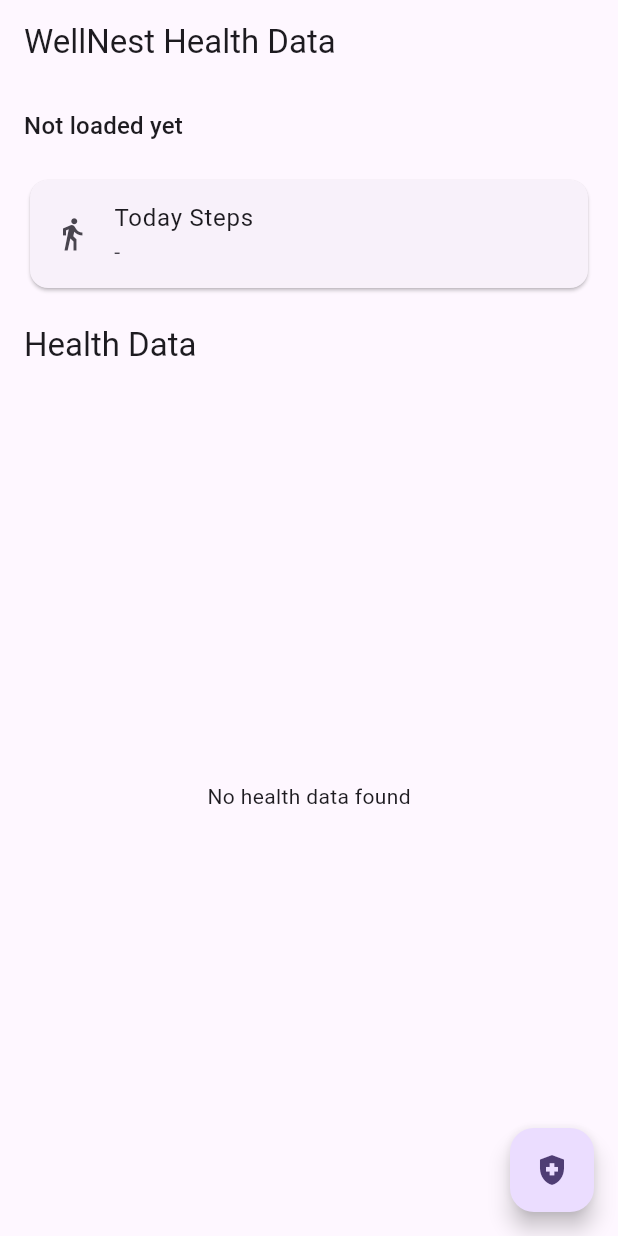
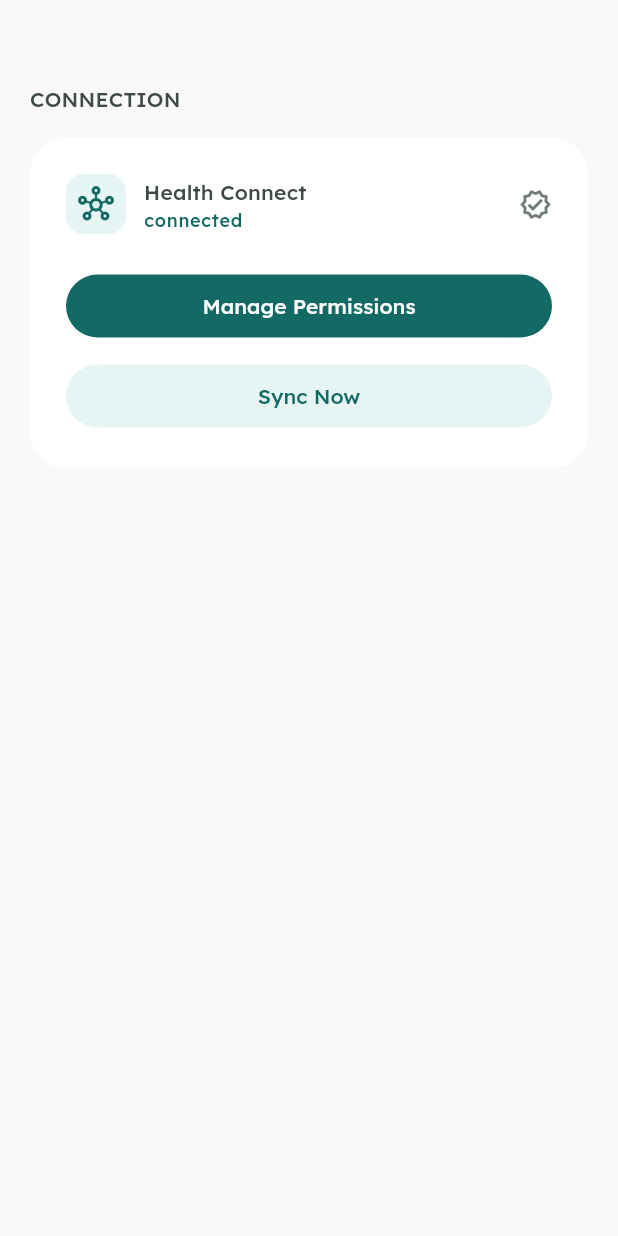
Before and after one commit to far555na/wellnest, a Flutter app: the screen it shows after launch, on a phone screen of 412 x 824 dp. Run offline on Flutter 3.47's test engine with Material 3 defaults, Android fonts, the phone set to English and light mode, and no system bars; our stand-ins replace google_fonts, permission_handler; missing offline and left inert: health.

Commit message:
feat: add theme and add health connect uxui

```diff
--- a/lib/main.dart
+++ b/lib/main.dart
@@ -1,5 +1,7 @@
 import 'package:flutter/material.dart';
+import 'package:wellnest/pages/settings_page.dart';
 import 'package:wellnest/services/health_service.dart';
+import 'package:wellnest/theme/app_theme.dart';
 
 void main() {
   runApp(const MyApp());
@@ -12,8 +14,9 @@
   Widget build(BuildContext context) {
     return MaterialApp(
       title: 'Flutter Demo',
-      theme: ThemeData(colorScheme: .fromSeed(seedColor: Colors.deepPurple)),
-      home: const MyHomePage(title: 'Flutter Demo Home Page'),
+      debugShowCheckedModeBanner: false,
+      theme: AppTheme.lightTheme,
+      home: SettingsPage(),
     );
   }
 }
--- /dev/null
+++ b/lib/pages/settings_page.dart
@@ -0,0 +1,142 @@
+import 'package:flutter/material.dart';
+
+class SettingsPage extends StatefulWidget {
+  const SettingsPage({super.key});
+
+  @override
+  State<SettingsPage> createState() => _SettingsPageState();
+}
+
+class _SettingsPageState extends State<SettingsPage> {
+  @override
+  Widget build(BuildContext context) {
+    return Scaffold(
+      appBar: AppBar(),
+      body: Padding(
+        padding: EdgeInsetsGeometry.symmetric(horizontal: 20),
+        child: SingleChildScrollView(
+          child: Column(
+            crossAxisAlignment: CrossAxisAlignment.start,
+            children: [
+              Text(
+                "CONNECTION",
+                style: Theme.of(context).textTheme.labelMedium,
+              ),
+              SizedBox(height: 16),
+              Container(
+                decoration: BoxDecoration(
+                  color: Theme.of(context).colorScheme.onPrimary,
+                  borderRadius: BorderRadius.circular(24),
+                ),
+                child: Padding(
+                  padding: EdgeInsetsGeometry.all(24),
+                  child: Column(
+                    children: [
+                      Row(
+                        mainAxisAlignment: MainAxisAlignment.spaceBetween,
+                        children: [
+                          Row(
+                            children: [
+                              Container(
+                                width: 40,
+                                height: 40,
+                                decoration: BoxDecoration(
+                                  color: Theme.of(context)
+                                      .colorScheme
+                                      .primaryContainer
+                                      .withValues(alpha: 0.2),
+                                  borderRadius: BorderRadius.circular(12),
+                                ),
+                                child: Center(
+                                  child: Icon(
+                                    Icons.hub_outlined,
+                                    color: Theme.of(
+                                      context,
+                                    ).colorScheme.primary,
+                                    size: 24,
+                                  ),
+                                ),
+                              ),
+
+                              SizedBox(width: 12),
+
+                              Column(
+                                crossAxisAlignment: CrossAxisAlignment.start,
+                                children: [
+                                  Text(
+                                    "Health Connect",
+                                    style: Theme.of(
+                                      context,
+                                    ).textTheme.labelMedium,
+                                  ),
+                                  Text(
+                                    "connected",
+                                    style: Theme.of(context)
+                                        .textTheme
+                                        .labelSmall!
+                                        .copyWith(
+                                          color: Theme.of(
+                                            context,
+                                          ).colorScheme.primary,
+                                        ),
+                                  ),
+                                ],
+                              ),
+                            ],
+                          ),
+
+                          Icon(
+                            Icons.verified_outlined,
+                            color: Theme.of(context).colorScheme.outline,
+                            size: 22,
+                          ),
+                        ],
+                      ),
+
+                      SizedBox(height: 24),
+
+                      Column(
+                        children: [
+                          SizedBox(
+                            width: double.infinity,
+                            child: FilledButton(
+                              onPressed: () {},
+                              style: FilledButton.styleFrom(
+                                padding: const EdgeInsets.symmetric(
+                                  vertical: 12,
+                                ),
+                              ),
+                              child: const Text('Manage Permissions'),
+                            ),
+                          ),
+                          SizedBox(height: 12),
+                          SizedBox(
+                            width: double.infinity,
+                            child: FilledButton(
+                              onPressed: () {},
+                              style: FilledButton.styleFrom(
+                                backgroundColor: Theme.of(context)
+                                      .colorScheme
+                                      .primaryContainer
+                                      .withValues(alpha: 0.2),
+                                foregroundColor: Theme.of(context).colorScheme.primary,
+                                padding: const EdgeInsets.symmetric(
+                                  vertical: 12,
+                                ),
+                              ),
+                              child: const Text('Sync Now'),
+                            ),
+                          ),
+                        ],
+                      ),
+                    ],
+                  ),
+                ),
+              ),
+            ],
+          ),
+        ),
+      ),
+    );
+  }
+}
--- /dev/null
+++ b/lib/theme/app_theme.dart
@@ -0,0 +1,249 @@
+import 'package:flutter/material.dart';
+import 'package:google_fonts/google_fonts.dart';
+
+class AppTheme {
+  static const Color primary = Color(0xFF136964);
+  static const Color onPrimary = Color(0xFFFFFFFF);
+
+  static const Color primaryContainer = Color(0xFF80CBC4);
+  static const Color onPrimaryContainer = Color(0xFF005652);
+
+  static const Color secondary = Color(0xFF526069);
+  static const Color secondaryContainer = Color(0xFFD3E2ED);
+
+  static const Color tertiary = Color(0xFF7B5549);
+  static const Color tertiaryContainer = Color(0xFFE4B3A4);
+
+  static const Color background = Color(0xFFF9F9F9);
+  static const Color surface = Color(0xFFF9F9F9);
+  static const Color surfaceContainer = Color(0xFFEEEEEE);
+  static const Color surfaceContainerLow = Color(0xFFF3F3F3);
+  static const Color surfaceContainerHighest = Color(0xFFE2E2E2);
+
+  static const Color onSurface = Color(0xFF1A1C1C);
+  static const Color onSurfaceVariant = Color(0xFF3F4947);
+
+  static const Color outline = Color(0xFF6F7977);
+  static const Color outlineVariant = Color(0xFFBEC9C7);
+
+  static const Color error = Color(0xFFBA1A1A);
+  static const Color onError = Color(0xFFFFFFFF);
+  static const Color errorContainer = Color(0xFFFFDAD6);
+
+  static ThemeData lightTheme = ThemeData(
+    useMaterial3: true,
+    scaffoldBackgroundColor: background,
+
+    colorScheme: const ColorScheme.light(
+      primary: primary,
+      onPrimary: onPrimary,
+      primaryContainer: primaryContainer,
+      onPrimaryContainer: onPrimaryContainer,
+      secondary: secondary,
+      onSecondary: Colors.white,
+      secondaryContainer: secondaryContainer,
+      onSecondaryContainer: Color(0xFF56656E),
+      tertiary: tertiary,
+      onTertiary: Colors.white,
+      tertiaryContainer: tertiaryContainer,
+      onTertiaryContainer: Color(0xFF684438),
+      error: error,
+      onError: onError,
+      errorContainer: errorContainer,
+      surface: surface,
+      onSurface: onSurface,
+      onSurfaceVariant: onSurfaceVariant,
+      outline: outline,
+      outlineVariant: outlineVariant,
+    ),
+
+    textTheme: TextTheme(
+      headlineLarge: GoogleFonts.lexend(
+        fontSize: 40,
+        fontWeight: FontWeight.w500,
+        height: 48 / 40,
+        letterSpacing: -0.8,
+        color: onSurface,
+      ),
+      headlineMedium: GoogleFonts.lexend(
+        fontSize: 28,
+        fontWeight: FontWeight.w500,
+        height: 36 / 28,
+        color: onSurface,
+      ),
+      headlineSmall: GoogleFonts.lexend(
+        fontSize: 22,
+        fontWeight: FontWeight.w500,
+        height: 28 / 22,
+        color: onSurface,
+      ),
+      bodyLarge: GoogleFonts.lexend(
+        fontSize: 18,
+        fontWeight: FontWeight.w300,
+        height: 28 / 18,
+        color: onSurface,
+      ),
+      bodyMedium: GoogleFonts.lexend(
+        fontSize: 16,
+        fontWeight: FontWeight.w300,
+        height: 24 / 16,
+        color: onSurface,
+      ),
+      labelMedium: GoogleFonts.lexend(
+        fontSize: 14,
+        fontWeight: FontWeight.w500,
+        height: 20 / 14,
+        letterSpacing: 0.14,
+        color: onSurfaceVariant,
+      ),
+      labelSmall: GoogleFonts.lexend(
+        fontSize: 12,
+        fontWeight: FontWeight.w500,
+        height: 16 / 12,
+        letterSpacing: 0.03 * 16,
+      ),
+    ),
+
+    appBarTheme: AppBarTheme(
+      elevation: 0,
+      centerTitle: false,
+      backgroundColor: background,
+      foregroundColor: onSurface,
+      titleTextStyle: GoogleFonts.lexend(
+        fontSize: 22,
+        fontWeight: FontWeight.w500,
+        color: onSurface,
+      ),
+    ),
+
+    cardTheme: CardThemeData(
+      elevation: 0,
+      color: Colors.white,
+      margin: EdgeInsets.zero,
+      shape: RoundedRectangleBorder(
+        borderRadius: BorderRadius.circular(24),
+      ),
+      shadowColor: Colors.black
+    ),
+
+    elevatedButtonTheme: ElevatedButtonThemeData(
+      style: ElevatedButton.styleFrom(
+        backgroundColor: primary,
+        foregroundColor: Colors.white,
+        elevation: 0,
+        padding: const EdgeInsets.symmetric(
+          horizontal: 24,
+          vertical: 16,
+        ),
+        textStyle: GoogleFonts.lexend(
+          fontSize: 14,
+          fontWeight: FontWeight.w500,
+        ),
+        shape: RoundedRectangleBorder(
+          borderRadius: BorderRadius.circular(999),
+        ),
+      ),
+    ),
+
+    filledButtonTheme: FilledButtonThemeData(
+      style: FilledButton.styleFrom(
+        backgroundColor: primary,
+        foregroundColor: Colors.white,
+        padding: const EdgeInsets.symmetric(
+          horizontal: 24,
+          vertical: 16,
+        ),
+        shape: RoundedRectangleBorder(
+          borderRadius: BorderRadius.circular(999),
+        ),
+        textStyle: GoogleFonts.lexend(
+          fontSize: 14,
+          fontWeight: FontWeight.w500,
+        ),
+      ),
+    ),
+
+    outlinedButtonTheme: OutlinedButtonThemeData(
+      style: OutlinedButton.styleFrom(
+        foregroundColor: primary,
+        side: BorderSide.none,
+        backgroundColor: primary,
+        padding: const EdgeInsets.symmetric(
+          horizontal: 24,
+          vertical: 16,
+        ),
+        shape: RoundedRectangleBorder(
+          borderRadius: BorderRadius.circular(999),
+        ),
+        textStyle: GoogleFonts.lexend(
+          fontSize: 14,
+          fontWeight: FontWeight.w500,
+        ),
+      ),
+    ),
+
+    inputDecorationTheme: InputDecorationTheme(
+      filled: true,
+      fillColor: surfaceContainerLow,
+      border: OutlineInputBorder(
+        borderRadius: BorderRadius.circular(16),
+        borderSide: BorderSide.none,
+      ),
+      enabledBorder: OutlineInputBorder(
+        borderRadius: BorderRadius.circular(16),
+        borderSide: BorderSide.none,
+      ),
+      focusedBorder: OutlineInputBorder(
+        borderRadius: BorderRadius.circular(16),
+        borderSide: const BorderSide(
+          color: primary,
+          width: 1.5,
+        ),
+      ),
+      contentPadding: const EdgeInsets.symmetric(
+        horizontal: 20,
+        vertical: 16,
+      ),
+      hintStyle: GoogleFonts.lexend(
+        color: onSurfaceVariant,
+        fontWeight: FontWeight.w300,
+      ),
+    ),
+
+    chipTheme: ChipThemeData(
+      backgroundColor: primary,
+      selectedColor: primaryContainer,
+      labelStyle: GoogleFonts.lexend(
+        fontSize: 14,
+        fontWeight: FontWeight.w500,
+        color: primary,
+      ),
+      shape: RoundedRectangleBorder(
+        borderRadius: BorderRadius.circular(999),
+      ),
+      side: BorderSide.none,
+      padding: const EdgeInsets.symmetric(horizontal: 12, vertical: 8),
+    ),
+
+    progressIndicatorTheme: const ProgressIndicatorThemeData(
+      color: primary,
+      linearTrackColor: surfaceContainerHighest,
+    ),
+
+    bottomNavigationBarTheme: BottomNavigationBarThemeData(
+      backgroundColor: Colors.white,
+      selectedItemColor: primary,
+      unselectedItemColor: onSurfaceVariant,
+      selectedLabelStyle: GoogleFonts.lexend(
+        fontSize: 12,
+        fontWeight: FontWeight.w500,
+      ),
+      unselectedLabelStyle: GoogleFonts.lexend(
+        fontSize: 12,
+        fontWeight: FontWeight.w500,
+      ),
+      type: BottomNavigationBarType.fixed,
+      elevation: 0,
+    ),
+  );
+}
--- a/pubspec.yaml
+++ b/pubspec.yaml
@@ -36,6 +36,7 @@
   cupertino_icons: ^1.0.8
   health: ^13.3.1
   permission_handler: ^12.0.1
+  google_fonts: ^8.1.0
 
 dev_dependencies:
   flutter_test:
```
Also changed, not shown: pubspec.lock, 2 other files.
